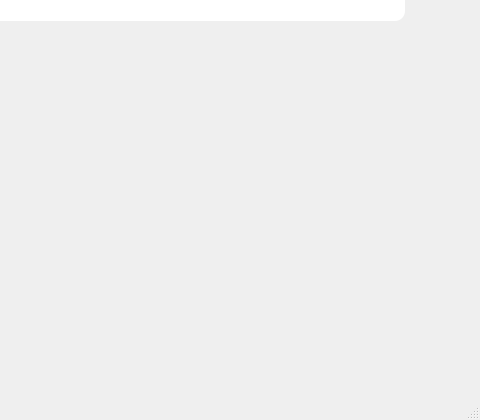
Above: mirror_project/mirror.ui from my0614/pyqt5 before the change; both pictures show x 726 to 1206 and y 460 to 880 of the 1206 by 880 pixel window. Below: the same form after it.
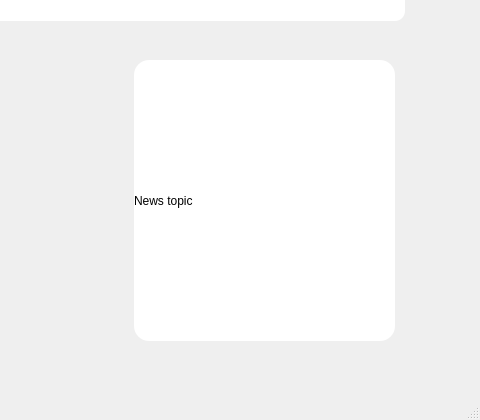
That is the form after the change.

Commit message: ADD : Gui design news topic create

The edit to the form file:
```diff
--- a/mirror_project/mirror.ui
+++ b/mirror_project/mirror.ui
@@ -119,6 +119,23 @@
      <set>Qt::AlignCenter</set>
     </property>
    </widget>
+   <widget class="QLabel" name="news">
+    <property name="geometry">
+     <rect>
+      <x>860</x>
+      <y>520</y>
+      <width>261</width>
+      <height>281</height>
+     </rect>
+    </property>
+    <property name="styleSheet">
+     <string notr="true">background-color : rgb(255,255,255);
+border-radius : 15px;</string>
+    </property>
+    <property name="text">
+     <string>News topic</string>
+    </property>
+   </widget>
   </widget>
   <widget class="QMenuBar" name="menubar">
    <property name="geometry">
```
The commit also changes 1 other file.
